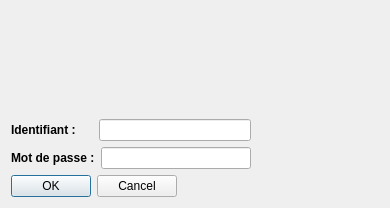
Before: the Qt Designer form Service_Authentification/creer_un_compte.ui in clementillig/MonitoringAviation, drawn with Qt 5.
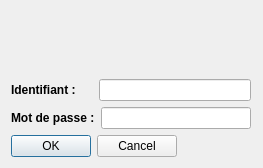
After: the same form once the commit is applied.

```diff
--- a/Service_Authentification/creer_un_compte.ui
+++ b/Service_Authentification/creer_un_compte.ui
@@ -6,8 +6,8 @@
    <rect>
     <x>0</x>
     <y>0</y>
-    <width>390</width>
-    <height>208</height>
+    <width>263</width>
+    <height>168</height>
    </rect>
   </property>
   <property name="windowTitle">
@@ -44,7 +44,6 @@
         <widget class="QLabel" name="label">
          <property name="font">
           <font>
-           <weight>75</weight>
            <bold>true</bold>
           </font>
          </property>
@@ -71,7 +70,6 @@
         <widget class="QLabel" name="label_2">
          <property name="font">
           <font>
-           <weight>75</weight>
            <bold>true</bold>
           </font>
          </property>
```
